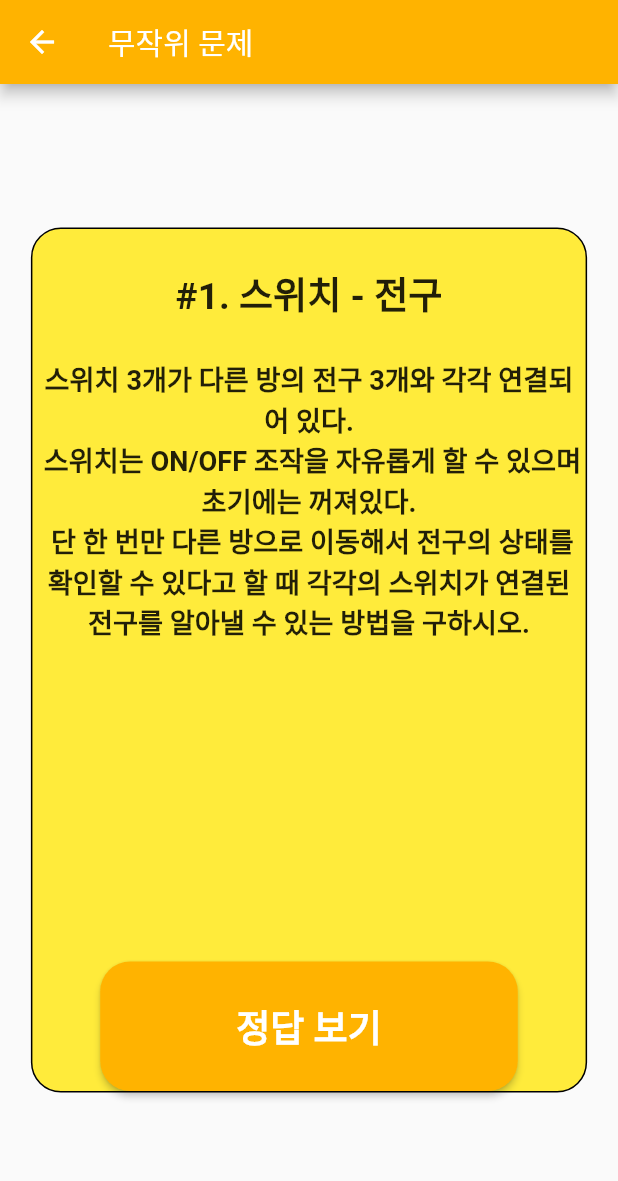
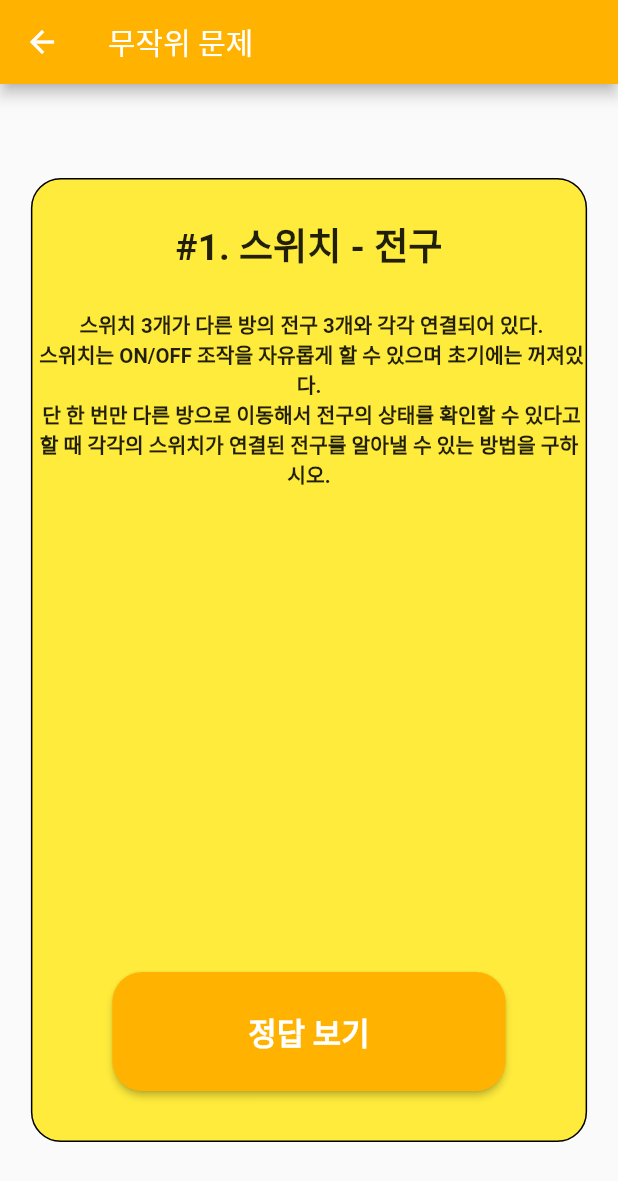
Before and after one commit to koabc9999/the_quiz, a Flutter app: the screen it shows after launch, after a tap on an icon or button, on a phone screen of 412 x 824 dp. Shown: the top 1181 px of the screen. Run offline on Flutter 3.47's test engine with Material 2 defaults, Android fonts, the phone set to English and light mode, and no system bars; drawn by our look-alikes of auto_size_text.

Commit message:
paddings changed

```diff
--- a/lib/screen/screen_home.dart
+++ b/lib/screen/screen_home.dart
@@ -1,3 +1,4 @@
+// 앱의 메인 화면을 담당하는 파일
 import 'package:flutter/material.dart';
 import 'package:the_quiz/model/model_quiz.dart';
 import 'package:the_quiz/screen/screen_question.dart';
@@ -10,8 +11,8 @@ class _HomeScreenState extends State<HomeScreen> {
   Quiz quiz = Quiz.fromMap({// map 형식의 데이터를 받아서 Quiz타입 변수에 넣어주는 부분
     'index': 1,
     'title': '스위치 - 전구',
-    'question': '스위치 3개가 다른 방의 전구 3개와 각각 연결되어 있다.\n 스위치는 ON/OFF 조작을 자유롭게 할 수 있으며 초기에는 꺼져있다.\n 단 한 번만 다른 방으로 이동해서 전구의 상태를 확인할 수 있다고 할 때 각각의 스위치가 연결된 전구를 알아낼 수 있는 방법을 구하시오.',
-    'solution': '정답이 들어가는 부분입니다.',
+    'question': ' 스위치 3개가 다른 방의 전구 3개와 각각 연결되어 있다.\n 스위치는 ON/OFF 조작을 자유롭게 할 수 있으며 초기에는 꺼져있다.\n 단 한 번만 다른 방으로 이동해서 전구의 상태를 확인할 수 있다고 할 때 각각의 스위치가 연결된 전구를 알아낼 수 있는 방법을 구하시오.',
+    'solution': ' 첫 번째 스위치는 켜고 두 번째 스위치는 끈다.\n 세 번째 스위치는 켜고 충분히 기다린 뒤 끈다.\n 그리고 다른 방으로 이동하면 켜져 있는 전구는 첫 번째 스위치와 연결된 것을 알 수 있다.\n 꺼져있는 두 개의 전구는 뜨거운 정도로 구분할 수 있다. 꺼져있지만 뜨거운 전구가 세 번째 스위치와 연결된 전구이다.',
     'up': 0,
     'down': 0
   });
@@ -54,7 +55,7 @@ class _HomeScreenState extends State<HomeScreen> {
               child: Text(
                 '문제  풀기',
                 style: TextStyle(
-                  fontSize: width * 0.06,
+                  fontSize: width * 0.05,
                   fontWeight: FontWeight.bold,
                 ),
               ),
--- a/lib/screen/screen_question.dart
+++ b/lib/screen/screen_question.dart
@@ -1,5 +1,6 @@
 import 'package:flutter/material.dart';
 import 'package:the_quiz/model/model_quiz.dart';
+import 'package:the_quiz/screen/screen_solution.dart';
 import 'package:auto_size_text/auto_size_text.dart';
 
 class QuestionScreen extends StatefulWidget {
@@ -30,7 +31,7 @@ class _QuestionScreenState extends State<QuestionScreen> {
               color: Colors.yellow,
             ),
             width: width * 0.9,
-            height: height * 0.7,
+            height: height * 0.78,
 
             child: Column(// 내부의 내용을 세로로 정렬함
               children: <Widget>[// 여러개의 위젯을 넣을 수 있게 해줌
@@ -46,12 +47,12 @@ class _QuestionScreenState extends State<QuestionScreen> {
                 ),
                 Padding(padding: EdgeInsets.only(top: height * 0.03)),
                 Container(
-                  child: AutoSizeText(
+                  child: AutoSizeText(// 문제 내용이 들어가는 위젯. 문자 크기가 자동으로 조정될 수 있음
                     widget.quiz.question,
                     textAlign: TextAlign.center,
-                    maxLines: 10,
+                    maxLines: 7,
                     style: TextStyle(
-                      fontSize: width * 0.044,
+                      fontSize: width * 0.033,
                       fontWeight: FontWeight.bold,
                     ),
                   ),
@@ -61,7 +62,7 @@ class _QuestionScreenState extends State<QuestionScreen> {
                   child: Text(
                     '정답 보기',
                     style: TextStyle(
-                      fontSize: width * 0.06,
+                      fontSize: width * 0.05,
                       fontWeight: FontWeight.bold,
                     ),
                   ),
@@ -71,9 +72,17 @@ class _QuestionScreenState extends State<QuestionScreen> {
                     padding: EdgeInsets.fromLTRB(width * 0.22, height * 0.03, width *0.22, height * 0.03),
                   ),
                   onPressed: () {
-
-                  }
-                )
+                    Navigator.push(
+                      context,
+                      MaterialPageRoute(
+                        builder: (context) => SolutionScreen(
+                          quiz: widget.quiz,
+                        ),
+                      ),
+                    );
+                  },
+                ),
+                Padding(padding: EdgeInsets.only(top: height * 0.04)),
               ],
             ),
           ),
```
